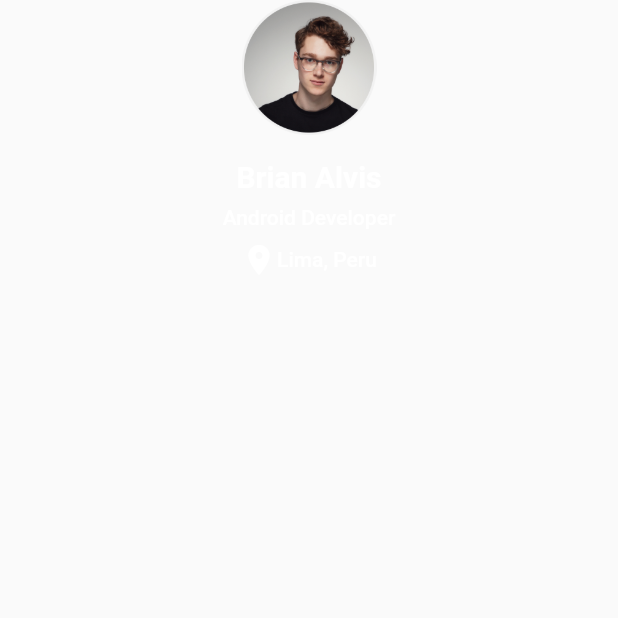
After one commit to bafmay/FlutterDesigns, a Flutter app: the ProfilePage screen opened directly, on a phone screen of 412 x 824 dp, the top half of it. The commit adds this screen. Run offline on Flutter 3.47's test engine with Material 2 defaults, Android fonts, the phone set to English and light mode, and no system bars; our stand-ins replace flutter_svg, google_fonts.

Commit message:
profile page

```diff
--- a/lib/linkedin/models/user.dart
+++ b/lib/linkedin/models/user.dart
@@ -6,6 +6,7 @@ class User {
   final List<Activity> activity;
   final int conections;
   final int profile;
+  final String background;
   User(
       {this.photo,
       this.name,
@@ -13,6 +14,7 @@ class User {
       this.location,
       this.activity,
       this.conections,
+      this.background,
       this.profile});
 }
 
--- a/lib/linkedin/pages/home/widgets/header.dart
+++ b/lib/linkedin/pages/home/widgets/header.dart
@@ -1,5 +1,6 @@
 import 'package:flutter/cupertino.dart';
 import 'package:flutter/material.dart';
+import 'package:flutter_design/linkedin/pages/profile/profile_page.dart';
 import 'package:flutter_design/linkedin/utils/data_mock.dart';
 import 'package:flutter_design/linkedin/utils/linkedin_colors.dart';
 import 'package:flutter_design/widgets/sliver_header_delegate.dart';
@@ -91,9 +92,13 @@ class PhotoUser extends StatelessWidget {
     return Padding(
       padding: EdgeInsets.symmetric(horizontal: 12),
       child: GestureDetector(
-        //onTap: () => _onTap(context),
+        onTap: () => _onTap(context),
         child: Image.asset(user.photo,height: 40)
       )
     );
   }
+
+  _onTap(BuildContext context) {
+    Navigator.push(context, MaterialPageRoute(builder: (_) => ProfilePage()));
+  }
 }
--- /dev/null
+++ b/lib/linkedin/pages/profile/profile_page.dart
@@ -0,0 +1,50 @@
+import 'package:flutter/material.dart';
+import 'package:flutter_design/linkedin/utils/data_mock.dart';
+import 'package:flutter_design/linkedin/utils/linkedin_colors.dart';
+
+class ProfilePage extends StatelessWidget {
+  @override
+  Widget build(BuildContext context) {
+
+    return Scaffold(
+      body: SafeArea(
+        child: Stack(
+          children: [
+
+            ProfileInfo(),
+          ]
+        )
+      )
+    );
+  }
+}
+
+class ProfileInfo extends StatelessWidget {
+  const ProfileInfo({Key key}) : super(key: key);
+
+  @override
+  Widget build(BuildContext context) {
+    final style = Theme.of(context).textTheme.bodyText1.copyWith(color: LinkedInColors.white);
+    return Container(
+
+      child: Column(
+      crossAxisAlignment: CrossAxisAlignment.center,
+      children: [
+        Image.asset(user.photo,height: 90),
+        SizedBox(height: 16),
+        Text(user.name,style: Theme.of(context).textTheme.headline6.copyWith(color: LinkedInColors.white,fontWeight: FontWeight.bold)),
+        SizedBox(height: 8),
+        Text(user.ocupation,style: style),
+        SizedBox(height: 8),
+        Row(
+          mainAxisAlignment: MainAxisAlignment.center,
+          children: [
+            Icon(Icons.location_on,color: Colors.white),
+            Text(user.location, style: style)
+          ],
+        )
+      ],
+    )
+          );
+  }
+}
--- a/lib/linkedin/utils/data_mock.dart
+++ b/lib/linkedin/utils/data_mock.dart
@@ -70,6 +70,7 @@ final posts = [
 final user = User(
     name: 'Brian Alvis',
     photo: 'assets/linkedin/images/users/user.png',
+    background: 'assets/linkedin/images/users/background.png',
     location: 'Lima, Peru',
     conections: 990,
     profile: 550,
```
